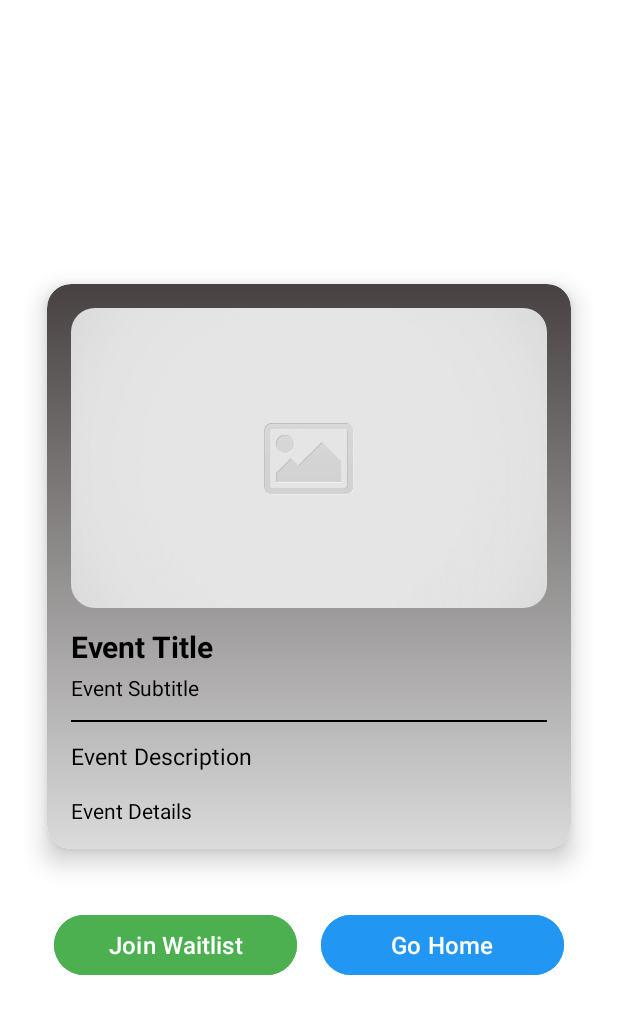
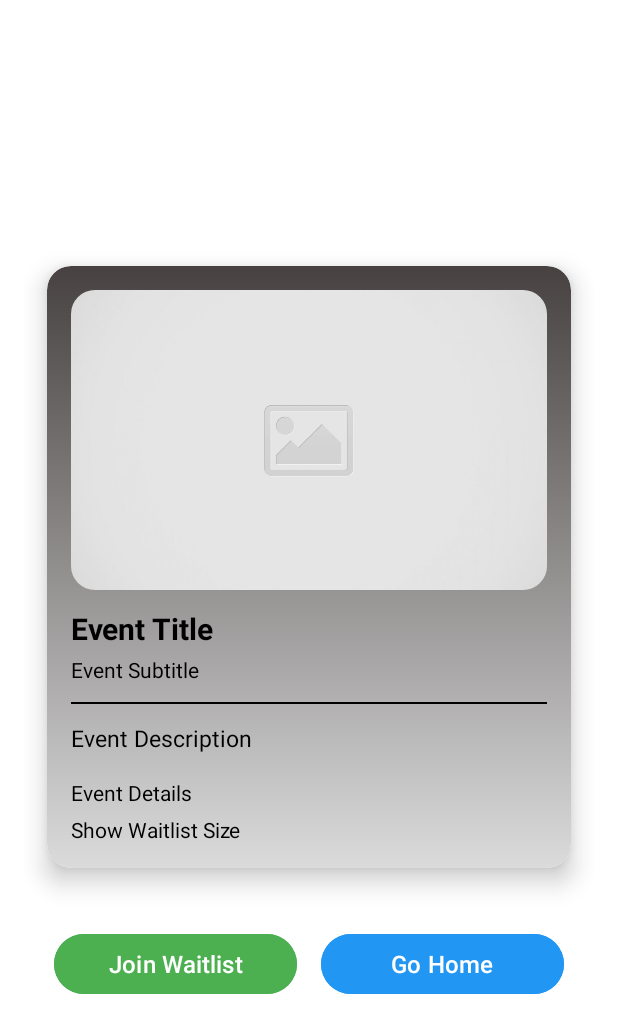
Before and after one commit to CMPUT301F25stable/stable-core, an Android app: the layout event_join_leave_page.xml on its own in the app's theme, with its tools: preview values and no code run, on a phone screen of 412 x 824 dp. Shown: the top 1033 px of the screen. Run offline under Robolectric (Android 15) with nearby library versions, the phone set to English and light mode, and no system bars.

Commit message:
Fixed showing waitlist size

```diff
--- a/code/app/src/main/res/layout/event_join_leave_page.xml
+++ b/code/app/src/main/res/layout/event_join_leave_page.xml
@@ -100,6 +100,15 @@
                     android:textColor="@color/black"
                     android:lineSpacingExtra="3dp" />
 
+                <TextView
+                    android:id="@+id/showWaitlistSize"
+                    android:layout_width="match_parent"
+                    android:layout_height="wrap_content"
+                    android:layout_marginTop="5dp"
+                    android:text="Show Waitlist Size"
+                    android:textSize="14sp"
+                    android:textColor="@color/black"/>
+
             </LinearLayout>
 
 
```
Also changed, not shown: code/app/src/main/java/com/example/eventlottery/view/EventJoinAndLeave.java (+8 -6 lines).
